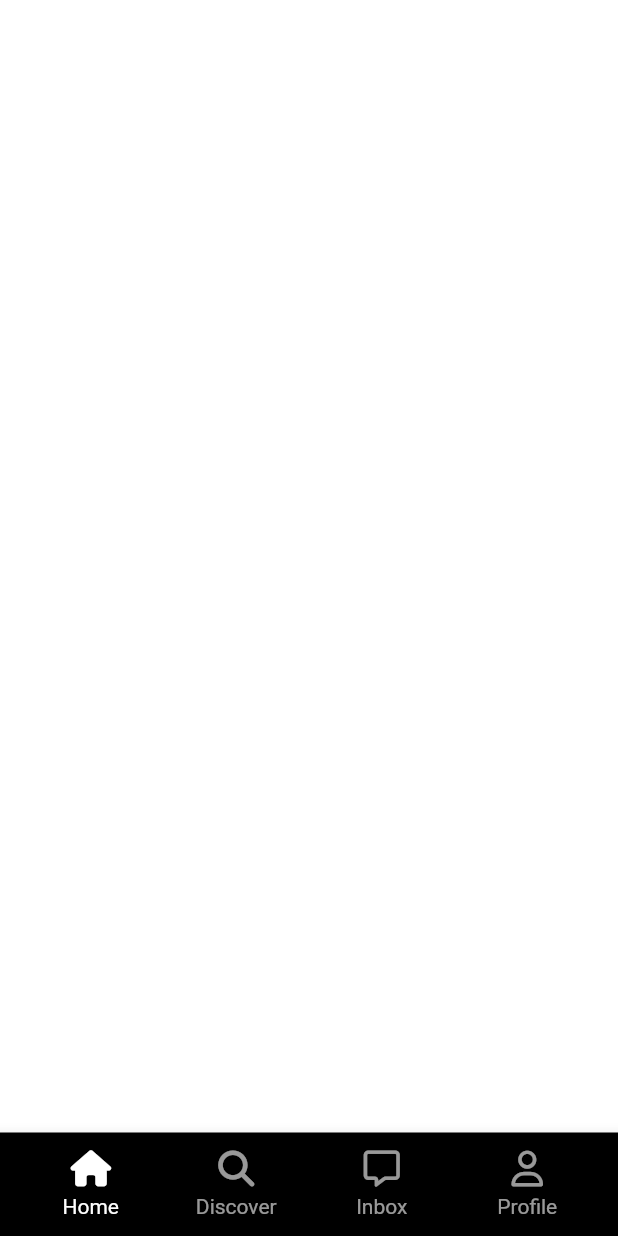
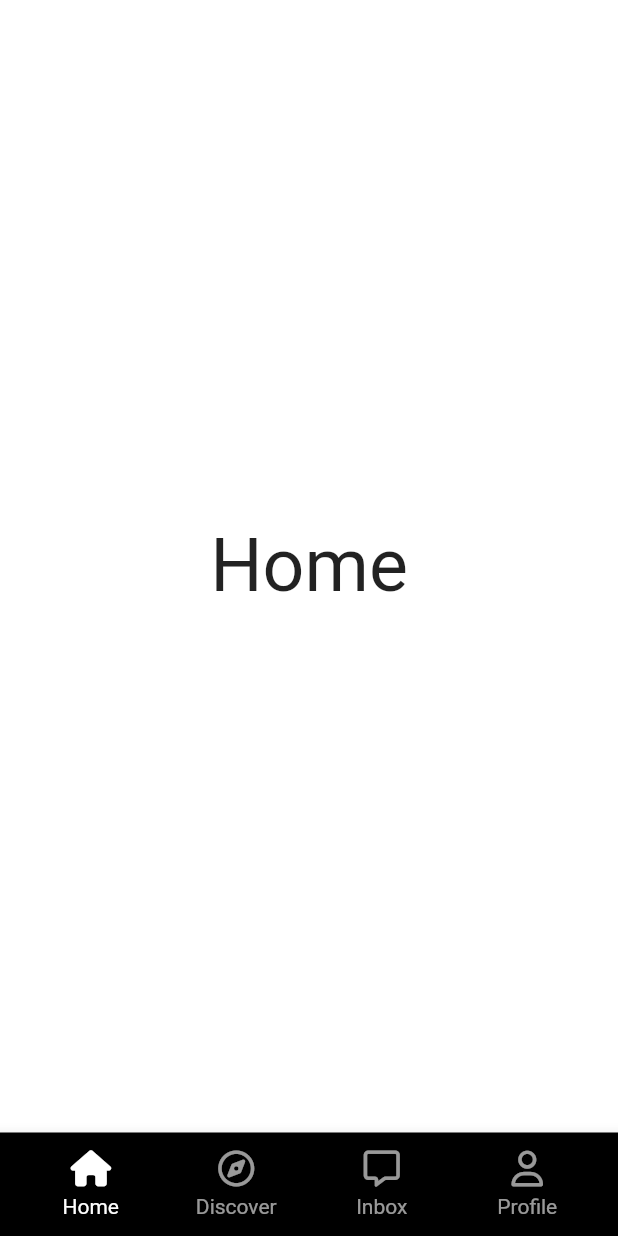
Before and after one commit to flow2lime/tiktok-app, a Flutter app: the screen it shows after launch, on a phone screen of 412 x 824 dp. Run offline on Flutter 3.47's test engine with Material 2 defaults, Android fonts, the phone set to English and light mode, and no system bars; our stand-ins replace font_awesome_flutter.

Commit message:
[feat] added selectedIcons on nav

```diff
--- a/lib/features/main_navigation/main_navigation_screen.dart
+++ b/lib/features/main_navigation/main_navigation_screen.dart
@@ -15,19 +15,29 @@ class _MainNavigationScreenState extends State<MainNavigationScreen> {
 
   final screens = [
     const Center(
-      child: Text('Home'),
+      child: Text(
+        'Home',
+        style: TextStyle(fontSize: 49),
+      ),
     ),
     const Center(
-      child: Text('Search'),
+      child: Text(
+        'Discover',
+        style: TextStyle(fontSize: 49),
+      ),
+    ),
+    Container(),
+    const Center(
+      child: Text(
+        'Inbox',
+        style: TextStyle(fontSize: 49),
+      ),
     ),
     const Center(
-      child: Text('Home'),
-    ),
-    const Center(
-      child: Text('Search'),
-    ),
-    const Center(
-      child: Text('Home'),
+      child: Text(
+        'Profile',
+        style: TextStyle(fontSize: 49),
+      ),
     ),
   ];
 
@@ -40,6 +50,7 @@ class _MainNavigationScreenState extends State<MainNavigationScreen> {
   @override
   Widget build(BuildContext context) {
     return Scaffold(
+      body: screens.elementAt(_selectedIndex),
       bottomNavigationBar: BottomAppBar(
         color: Colors.black,
         child: Padding(
@@ -51,24 +62,28 @@ class _MainNavigationScreenState extends State<MainNavigationScreen> {
                 text: 'Home',
                 isSelected: _selectedIndex == 0,
                 icon: FontAwesomeIcons.house,
+                selectedIcon: FontAwesomeIcons.house,
                 onTap: () => _onTap(0),
               ),
               NavTab(
                 text: 'Discover',
                 isSelected: _selectedIndex == 1,
-                icon: FontAwesomeIcons.magnifyingGlass,
+                icon: FontAwesomeIcons.compass,
+                selectedIcon: FontAwesomeIcons.solidCompass,
                 onTap: () => _onTap(1),
               ),
               NavTab(
                 text: 'Inbox',
                 isSelected: _selectedIndex == 3,
                 icon: FontAwesomeIcons.message,
+                selectedIcon: FontAwesomeIcons.solidMessage,
                 onTap: () => _onTap(3),
               ),
               NavTab(
                 text: 'Profile',
                 isSelected: _selectedIndex == 4,
                 icon: FontAwesomeIcons.user,
+                selectedIcon: FontAwesomeIcons.solidUser,
                 onTap: () => _onTap(4),
               )
             ],
--- a/lib/features/main_navigation/widgets/nav_tab.dart
+++ b/lib/features/main_navigation/widgets/nav_tab.dart
@@ -9,11 +9,13 @@ class NavTab extends StatelessWidget {
       required this.text,
       required this.isSelected,
       required this.icon,
-      required this.onTap});
+      required this.onTap,
+      required this.selectedIcon});
 
   final String text;
   final bool isSelected;
   final IconData icon;
+  final selectedIcon;
   final Function onTap;
 
   @override
@@ -30,7 +32,7 @@ class NavTab extends StatelessWidget {
               mainAxisSize: MainAxisSize.min,
               children: [
                 FaIcon(
-                  icon,
+                  isSelected ? selectedIcon : icon,
                   color: Colors.white,
                 ),
                 Gaps.v5,
```
